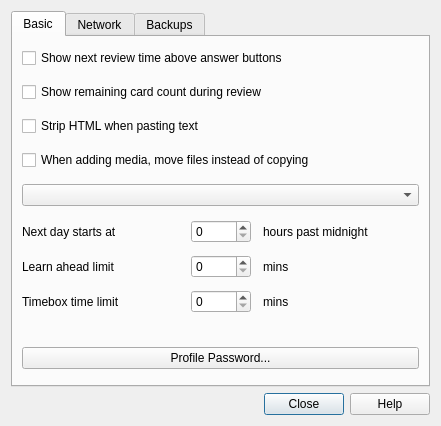
Qt form designer/preferences.ui (ankitects/anki) before a commit.
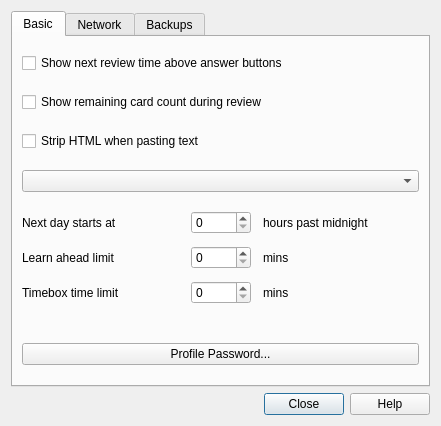
The same form after that commit.

Commit message: remove delete media option from prefs; too niche

Patch:
```diff
--- a/designer/preferences.ui
+++ b/designer/preferences.ui
@@ -51,13 +51,6 @@
          </property>
         </widget>
        </item>
-       <item>
-        <widget class="QCheckBox" name="deleteMedia">
-         <property name="text">
-          <string>When adding media, move files instead of copying</string>
-         </property>
-        </widget>
-       </item>
        <item>
         <widget class="QComboBox" name="newSpread"/>
        </item>
```
Left out of the diff: 1 changed line with no effect on the pictures. The commit also changes 1 other file.
